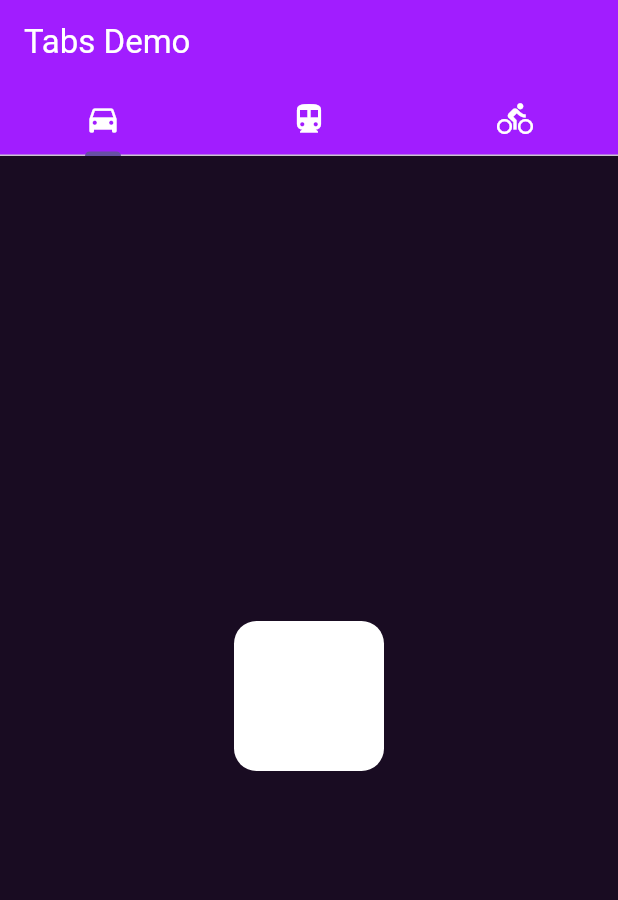
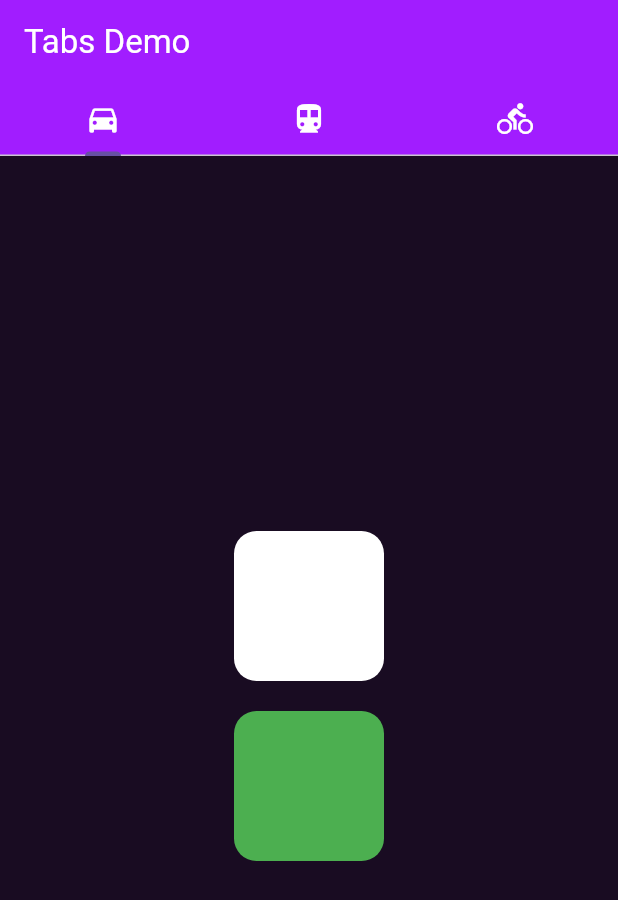
Before and after one commit to Yuslash/JourneyOfLevel-2, a Flutter app: the screen it shows after launch, on a phone screen of 412 x 824 dp. Shown: the top 900 px of the screen. Run offline on Flutter 3.47's test engine with Material 3 defaults, Android fonts, the phone set to English and light mode, and no system bars.

Commit message:
There you go we have gap now

```diff
--- a/Own Field/project/lib/main.dart
+++ b/Own Field/project/lib/main.dart
@@ -47,16 +47,105 @@ class MyApp extends StatelessWidget {
             body: const TabBarView(
               children: [
                 Center(
+                  child: Column(
+                    mainAxisSize: MainAxisSize.min,
+                    children: [
+                    Padding(padding: EdgeInsets.only(bottom: 20),
                       child: SizedBox(
                           width: 100,
                           height: 100,
-                    child: DecoratedBox(decoration: BoxDecoration(color: Colors.white, borderRadius: BorderRadius.all(Radius.circular(15)),),),
+                          child: DecoratedBox(
+                            decoration: BoxDecoration(
+                              color: Colors.white,
+                              borderRadius: BorderRadius.all(
+                                Radius.circular(15),
                               ),
                             ),
-                Center(child: SizedBox(width: 100, height: 100, child: DecoratedBox(decoration: BoxDecoration(color: Colors.amber, borderRadius: BorderRadius.all(Radius.circular(15),),),),),),
-                Center(child: SizedBox(width: 100,height: 100, child: DecoratedBox(decoration: BoxDecoration(color: Colors.cyan, borderRadius: BorderRadius.all(Radius.circular(15),),),),),)
+                          ),
+                        ),
+                      ),
+                       SizedBox(
+                        width: 100,
+                        height: 100,
+                        child: DecoratedBox(decoration:
+                        BoxDecoration(color: Colors.green,
+                        borderRadius:
+                        BorderRadius.all(Radius.circular(15),
+                            ),
+                          ),
+                        ),
+                       ),
                     ],
-            )),
+                  ),
+                ),
+                Center(
+                  child: Column(
+                    mainAxisSize: MainAxisSize.min,
+                    children: [
+                      Padding(padding: EdgeInsets.only(bottom: 20),
+                        child: SizedBox(
+                          width: 100,
+                          height: 100,
+                          child: DecoratedBox(decoration:
+                          BoxDecoration(
+                            color: Colors.orange,
+                            borderRadius:
+                            BorderRadius.all(Radius.circular(15),
+                              ),
+                            ),
+                          ),
+                        ),
+                      ),
+                      SizedBox(
+                        width: 100,
+                        height: 100,
+                        child: DecoratedBox(decoration:
+                        BoxDecoration(
+                          color: Colors.lime,
+                          borderRadius:
+                          BorderRadius.all(
+                            Radius.circular(15),
+                          ),
+                        ),
+                        ),
+                      ),
+                    ],
+                  ),
+                ),
+                Center(
+                  child: Column(
+                    mainAxisSize: MainAxisSize.min,
+                    children: [
+                      Padding(padding: EdgeInsets.only(bottom: 20),
+                        child: SizedBox(
+                          width: 100,
+                          height: 100,
+                          child: DecoratedBox(decoration:
+                          BoxDecoration(color: Colors.red,
+                          borderRadius:
+                          BorderRadius.all(Radius.circular(15),
+                              ),
+                            ),
+                          ),
+                        ),
+                      ),
+                      SizedBox(
+                        width: 100,
+                        height: 100,
+                        child: DecoratedBox(decoration:
+                        BoxDecoration(color: Colors.blue,
+                        borderRadius:
+                        BorderRadius.all(Radius.circular(15),
+                            ),
+                          ),
+                        ),
+                      ),
+                    ],
+                  ) ,
+                ),
+          ],
+        ),
+      ),
     ),
   );
 }
```
Lines whose indentation alone changed are shown as unchanged.
